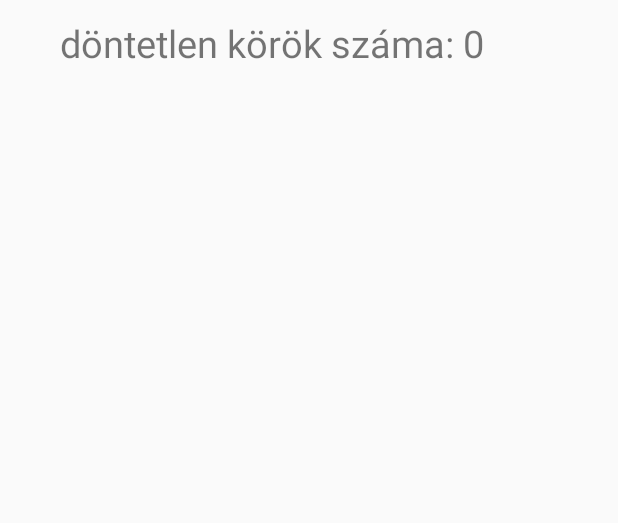
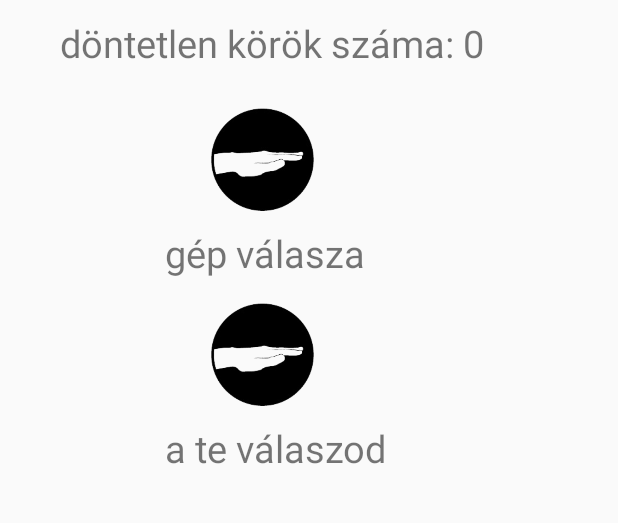
Before and after one commit to marci1999/koPapirOllo, an Android app: the screen it shows after launch (MainActivity), on a phone screen of 412 x 824 dp, the part 127-650 px from its top. Run offline under Robolectric (Android 15) with nearby library versions, the phone set to English and light mode, and no system bars.

Commit message:
válasz kijelző

```diff
--- a/app/src/main/res/layout/activity_main.xml
+++ b/app/src/main/res/layout/activity_main.xml
@@ -110,7 +110,53 @@
             android:textSize="25dp"/>
     </LinearLayout>
 
+    <LinearLayout
+        android:layout_width="1200dp"
+        android:layout_height="200dp"
+        android:paddingTop="90dp"
+        android:paddingLeft="130dp">
+        <ImageView
+            android:layout_width="90dp"
+            android:layout_height="90dp"
+            android:src="@drawable/paper"
+            android:id="@+id/gepJele"></ImageView>
+    </LinearLayout>
 
+    <LinearLayout
+        android:layout_width="1200dp"
+        android:layout_height="750dp"
+        android:paddingTop="180dp"
+        android:paddingLeft="110dp">
+        <TextView
+            android:layout_width="wrap_content"
+            android:layout_height="wrap_content"
+            android:text="gép válasza"
+            android:textSize="25dp"/>
+    </LinearLayout>
+
+    <LinearLayout
+        android:layout_width="1200dp"
+        android:layout_height="400dp"
+        android:paddingTop="220dp"
+        android:paddingLeft="130dp">
+        <ImageView
+            android:layout_width="90dp"
+            android:layout_height="90dp"
+            android:src="@drawable/paper"
+            android:id="@+id/jatekosJele"></ImageView>
+    </LinearLayout>
+
+    <LinearLayout
+        android:layout_width="1200dp"
+        android:layout_height="750dp"
+        android:paddingTop="310dp"
+        android:paddingLeft="110dp">
+        <TextView
+            android:layout_width="wrap_content"
+            android:layout_height="wrap_content"
+            android:text="a te válaszod"
+            android:textSize="25dp"/>
+    </LinearLayout>
 
 
 
```
